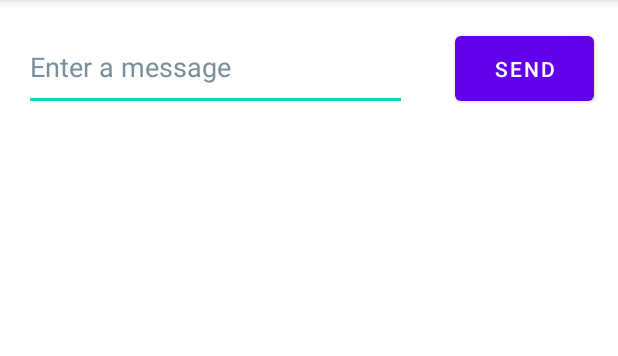
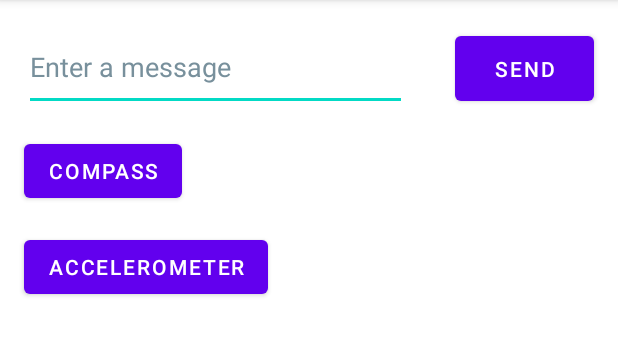
Before and after one commit to AlexHedre/MAMN01-Individuell-Programmeringsuppgift, an Android app: the screen it shows after launch (MainActivity), on a phone screen of 412 x 824 dp, the part 84-440 px from its top. Run offline under Robolectric (Android 15) with nearby library versions, the phone set to English and light mode, and no system bars.

Commit message:
Added functionality for the compass

```diff
--- a/app/src/main/AndroidManifest.xml
+++ b/app/src/main/AndroidManifest.xml
@@ -9,6 +9,12 @@
         android:roundIcon="@mipmap/ic_launcher_round"
         android:supportsRtl="true"
         android:theme="@style/Theme.IndividuellProgrammeringsuppgift">
+        <activity
+            android:name=".Accelerometer"
+            android:exported="false" />
+        <activity
+            android:name=".Compass"
+            android:exported="false" />
         <activity
             android:name=".DisplayMessageActivity"
             android:exported="false" />
--- a/app/src/main/java/com/example/individuellprogrammeringsuppgift/MainActivity.java
+++ b/app/src/main/java/com/example/individuellprogrammeringsuppgift/MainActivity.java
@@ -7,7 +7,7 @@ import android.view.View;
 import android.widget.EditText;
 
 public class MainActivity extends AppCompatActivity {
-    public static final String EXTRA_MESSAGE = "com.example.myfirstapp.MESSAGE";
+    public static final String EXTRA_MESSAGE = "Individuell programmeringsuppgift Alexander Hedre";
 
     @Override
     protected void onCreate(Bundle savedInstanceState) {
@@ -15,7 +15,9 @@ public class MainActivity extends AppCompatActivity {
         setContentView(R.layout.activity_main);
     }
 
-    /** Called when the user taps the Send button */
+    /**
+     * Called when the user taps the Send button
+     */
     public void sendMessage(View view) {
         Intent intent = new Intent(this, DisplayMessageActivity.class);
         EditText editText = (EditText) findViewById(R.id.textInputEditText);
@@ -23,4 +25,20 @@ public class MainActivity extends AppCompatActivity {
         intent.putExtra(EXTRA_MESSAGE, message);
         startActivity(intent);
     }
+
+    /**
+     * Called when the user taps the Compass button
+     */
+    public void goToCompass(View view) {
+        Intent intent = new Intent(this, Compass.class);
+        startActivity(intent);
+    }
+
+    /**
+     * Called when the user taps the Accelerometer button
+     */
+    public void goToAccelerometer(View view) {
+        Intent intent = new Intent(this, Accelerometer.class);
+        startActivity(intent);
+    }
 }
--- a/app/src/main/res/layout/activity_main.xml
+++ b/app/src/main/res/layout/activity_main.xml
@@ -5,6 +5,16 @@
     android:layout_width="match_parent"
     android:layout_height="match_parent"
     tools:context=".MainActivity">
+
+    <Button
+        android:id="@+id/button3"
+        android:layout_width="wrap_content"
+        android:layout_height="wrap_content"
+        android:layout_marginStart="16dp"
+        android:layout_marginTop="16dp"
+        android:text="Accelerometer"
+        app:layout_constraintStart_toStartOf="parent"
+        app:layout_constraintTop_toBottomOf="@+id/button2" />
 
     <com.google.android.material.textfield.TextInputEditText
         android:id="@+id/textInputEditText"
@@ -38,4 +48,15 @@
         app:layout_constraintTop_toTopOf="@+id/textInputEditText"
         app:layout_constraintVertical_bias="0.003" />
 
+    <Button
+        android:id="@+id/button2"
+        android:layout_width="wrap_content"
+        android:layout_height="wrap_content"
+        android:layout_marginStart="16dp"
+        android:layout_marginTop="16dp"
+        android:onClick="goToCompass"
+        android:text="Compass"
+        app:layout_constraintStart_toStartOf="parent"
+        app:layout_constraintTop_toBottomOf="@+id/textInputEditText" />
+
 </androidx.constraintlayout.widget.ConstraintLayout>
```
Also changed, not shown: app/src/main/java/com/example/individuellprogrammeringsuppgift/Accelerometer.java (added, +14 -0 lines), app/src/main/java/com/example/individuellprogrammeringsuppgift/Compass.java (added, +91 -0 lines), app/src/main/res/layout/activity_accelerometer.xml (added, +9 -0 lines), app/src/main/res/layout/activity_compass.xml (added, +32 -0 lines), app/src/main/res/drawable/img_compass.jpg (added).
